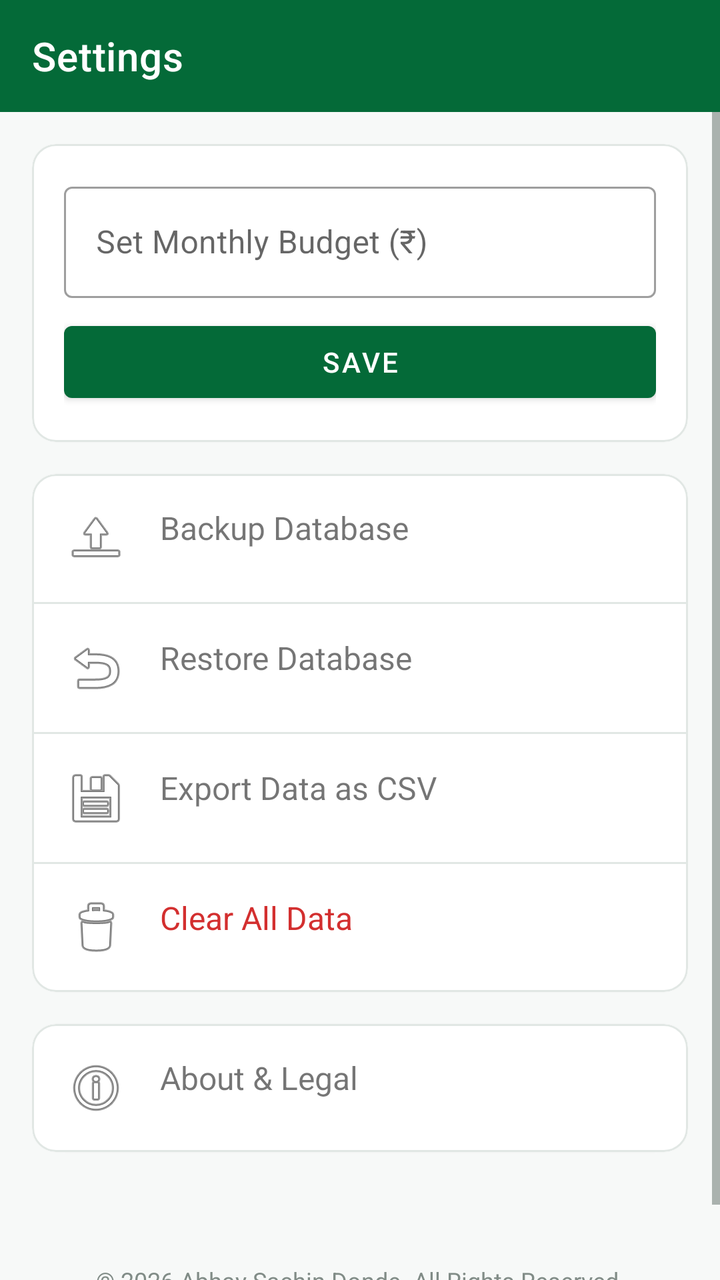
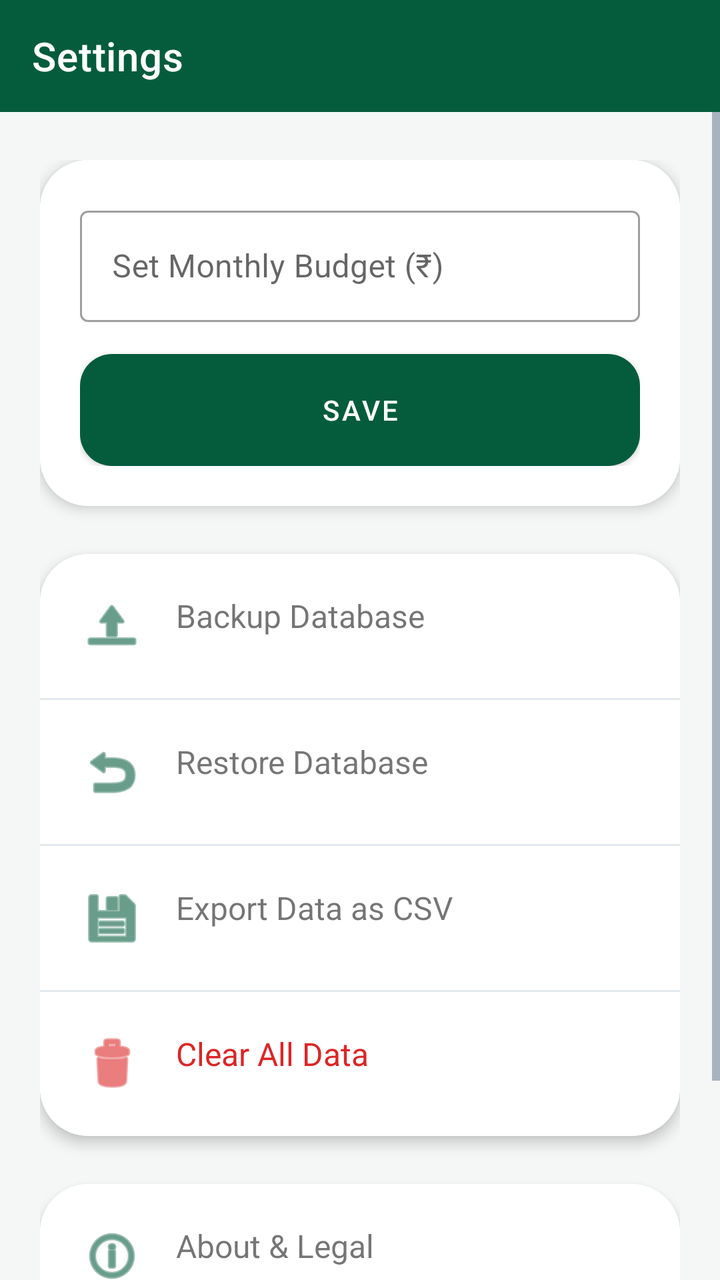

Compare the two renders of this Android layout. The source of the first and the diff that turns it into the second are given below.
<!-- AndroidManifest.xml: application theme Theme.DailyHisaab -->
<!-- res/layout/activity_settings.xml -->
<?xml version="1.0" encoding="utf-8"?>
<androidx.constraintlayout.widget.ConstraintLayout
    xmlns:android="http://schemas.android.com/apk/res/android"
    xmlns:app="http://schemas.android.com/apk/res-auto"
    android:layout_width="match_parent"
    android:layout_height="match_parent"
    android:background="?android:attr/colorBackground">

    <com.google.android.material.appbar.AppBarLayout
        android:id="@+id/appBarLayout"
        android:layout_width="match_parent"
        android:layout_height="wrap_content"
        app:layout_constraintTop_toTopOf="parent">
        <androidx.appcompat.widget.Toolbar
            android:id="@+id/toolbar"
            android:layout_width="match_parent"
            android:layout_height="?attr/actionBarSize"
            android:background="?attr/colorPrimary"
            app:title="@string/settings_title"
            app:titleTextColor="?attr/colorOnPrimary" />
    </com.google.android.material.appbar.AppBarLayout>

    <ScrollView
        android:layout_width="match_parent"
        android:layout_height="0dp"
        app:layout_constraintTop_toBottomOf="@id/appBarLayout"
        app:layout_constraintBottom_toBottomOf="parent">

        <LinearLayout
            android:layout_width="match_parent"
            android:layout_height="wrap_content"
            android:orientation="vertical"
            android:padding="@dimen/activity_margin">

            <com.google.android.material.card.MaterialCardView
                android:layout_width="match_parent"
                android:layout_height="wrap_content"
                android:layout_marginBottom="16dp"
                app:cardCornerRadius="12dp"
                app:cardElevation="1dp"
                app:strokeWidth="1dp"
                app:strokeColor="@color/divider">
                <LinearLayout
                    android:layout_width="match_parent"
                    android:layout_height="wrap_content"
                    android:orientation="vertical"
                    android:padding="16dp"
                    android:background="?attr/colorSurface">

                    <com.google.android.material.textfield.TextInputLayout
                        android:layout_width="match_parent"
                        android:layout_height="wrap_content"
                        android:hint="@string/set_monthly_budget"
                        style="@style/Widget.MaterialComponents.TextInputLayout.OutlinedBox">
                        <com.google.android.material.textfield.TextInputEditText
                            android:id="@+id/etMonthlyBudget"
                            android:layout_width="match_parent"
                            android:layout_height="wrap_content"
                            android:inputType="numberDecimal"
                            android:maxLines="1" />
                    </com.google.android.material.textfield.TextInputLayout>

                    <com.google.android.material.button.MaterialButton
                        android:id="@+id/btnSaveBudget"
                        android:layout_width="match_parent"
                        android:layout_height="wrap_content"
                        android:layout_marginTop="8dp"
                        android:text="@string/save" />
                </LinearLayout>
            </com.google.android.material.card.MaterialCardView>

            <com.google.android.material.card.MaterialCardView
                android:layout_width="match_parent"
                android:layout_height="wrap_content"
                android:layout_marginBottom="16dp"
                app:cardCornerRadius="12dp"
                app:cardElevation="1dp"
                app:strokeWidth="1dp"
                app:strokeColor="@color/divider">
                <LinearLayout
                    android:layout_width="match_parent"
                    android:layout_height="wrap_content"
                    android:orientation="vertical"
                    android:background="?attr/colorSurface">

                    <TextView
                        android:id="@+id/tvBackup"
                        android:layout_width="match_parent"
                        android:layout_height="wrap_content"
                        android:padding="16dp"
                        android:text="@string/backup_data"
                        android:textSize="16sp"
                        android:drawablePadding="16dp"
                        app:drawableStartCompat="@android:drawable/ic_menu_upload"
                        android:background="?attr/selectableItemBackground"
                        android:clickable="true"
                        android:focusable="true"/>

                    <View
                        android:layout_width="match_parent"
                        android:layout_height="1dp"
                        android:background="@color/divider" />

                    <TextView
                        android:id="@+id/tvRestore"
                        android:layout_width="match_parent"
                        android:layout_height="wrap_content"
                        android:padding="16dp"
                        android:text="@string/restore_data"
                        android:textSize="16sp"
                        android:drawablePadding="16dp"
                        app:drawableStartCompat="@android:drawable/ic_menu_revert"
                        android:background="?attr/selectableItemBackground"
                        android:clickable="true"
                        android:focusable="true"/>

                    <View
                        android:layout_width="match_parent"
                        android:layout_height="1dp"
                        android:background="@color/divider" />

                    <TextView
                        android:id="@+id/tvExport"
                        android:layout_width="match_parent"
                        android:layout_height="wrap_content"
                        android:padding="16dp"
                        android:text="@string/export_data"
                        android:textSize="16sp"
                        android:drawablePadding="16dp"
                        app:drawableStartCompat="@android:drawable/ic_menu_save"
                        android:background="?attr/selectableItemBackground"
                        android:clickable="true"
                        android:focusable="true"/>

                    <View
                        android:layout_width="match_parent"
                        android:layout_height="1dp"
                        android:background="@color/divider" />

                    <TextView
                        android:id="@+id/tvClearData"
                        android:layout_width="match_parent"
                        android:layout_height="wrap_content"
                        android:padding="16dp"
                        android:text="@string/clear_all_data"
                        android:textColor="@color/error"
                        android:textSize="16sp"
                        android:drawablePadding="16dp"
                        app:drawableStartCompat="@android:drawable/ic_menu_delete"
                        android:background="?attr/selectableItemBackground"
                        android:clickable="true"
                        android:focusable="true"/>
                </LinearLayout>
            </com.google.android.material.card.MaterialCardView>

            <com.google.android.material.card.MaterialCardView
                android:layout_width="match_parent"
                android:layout_height="wrap_content"
                android:layout_marginBottom="16dp"
                app:cardCornerRadius="12dp"
                app:cardElevation="1dp"
                app:strokeWidth="1dp"
                app:strokeColor="@color/divider">
                <LinearLayout
                    android:layout_width="match_parent"
                    android:layout_height="wrap_content"
                    android:orientation="vertical"
                    android:background="?attr/colorSurface">

                    <TextView
                        android:id="@+id/tvAboutLegal"
                        android:layout_width="match_parent"
                        android:layout_height="wrap_content"
                        android:padding="16dp"
                        android:text="@string/about_legal_title"
                        android:textSize="16sp"
                        android:drawablePadding="16dp"
                        app:drawableStartCompat="@android:drawable/ic_menu_info_details"
                        android:background="?attr/selectableItemBackground"
                        android:clickable="true"
                        android:focusable="true"/>
                </LinearLayout>
            </com.google.android.material.card.MaterialCardView>

            
            <include layout="@layout/layout_footer"
                android:layout_width="match_parent"
                android:layout_height="wrap_content"
                android:layout_marginTop="24dp"/>

        </LinearLayout>
    </ScrollView>
</androidx.constraintlayout.widget.ConstraintLayout>
<!-- res/layout/layout_footer.xml (included above) -->
<?xml version="1.0" encoding="utf-8"?>
<TextView xmlns:android="http://schemas.android.com/apk/res/android"
    android:layout_width="match_parent"
    android:layout_height="wrap_content"
    android:text="@string/footer_copyright"
    android:textSize="12sp"
    android:textColor="?android:attr/textColorSecondary"
    android:gravity="center"
    android:paddingTop="16dp"
    android:paddingBottom="16dp"
    android:alpha="0.8"/>
<!-- resources referenced by this layout -->
<resources>
  <color name="divider">#E1E7E4</color>
  <color name="error">#D32F2F</color>
  <dimen name="activity_margin">16dp</dimen>
  <string name="about_legal_title">About &amp; Legal</string>
  <string name="backup_data">Backup Database</string>
  <string name="clear_all_data">Clear All Data</string>
  <string name="export_data">Export Data as CSV</string>
  <string name="footer_copyright">© 2026 Abhay Sachin Donde. All Rights Reserved.</string>
  <string name="restore_data">Restore Database</string>
  <string name="save">Save</string>
  <string name="set_monthly_budget">Set Monthly Budget (₹)</string>
  <string name="settings_title">Settings</string>
  <style name="Theme.DailyHisaab" parent="Theme.MaterialComponents.DayNight.NoActionBar">
          
          <item name="colorPrimary">@color/primary</item>
          <item name="colorPrimaryVariant">@color/primaryVariant</item>
          <item name="colorOnPrimary">@color/onPrimary</item>
          
          <item name="colorSecondary">@color/secondary</item>
          <item name="colorSecondaryVariant">@color/secondaryVariant</item>
          <item name="colorOnSecondary">@color/onPrimary</item>
          
          <item name="android:statusBarColor">@color/primaryVariant</item>
  
          
          <item name="android:colorBackground">@color/background</item>
          <item name="colorSurface">@color/surface</item>
          <item name="colorError">@color/error</item>
  
          
          <item name="android:textColorPrimary">@color/textPrimary</item>
          <item name="android:textColorSecondary">@color/textSecondary</item>
      </style>
  <color name="primary">#046A38</color>
  <color name="primaryVariant">#034C28</color>
  <color name="onPrimary">#FFFFFF</color>
  <color name="secondary">#0F9D58</color>
  <color name="secondaryVariant">#0B8043</color>
  <color name="background">#F7F9F8</color>
  <color name="surface">#FFFFFF</color>
  <color name="textPrimary">#1A1E1C</color>
  <color name="textSecondary">#63706A</color>
</resources>

<!-- the commit's change to res/layout/activity_settings.xml (unified diff, before → after) -->
@@ -10,6 +10,7 @@
         android:id="@+id/appBarLayout"
         android:layout_width="match_parent"
         android:layout_height="wrap_content"
+        app:elevation="0dp"
         app:layout_constraintTop_toTopOf="parent">
         <androidx.appcompat.widget.Toolbar
             android:id="@+id/toolbar"
@@ -30,21 +31,19 @@
             android:layout_width="match_parent"
             android:layout_height="wrap_content"
             android:orientation="vertical"
-            android:padding="@dimen/activity_margin">
+            android:paddingHorizontal="@dimen/activity_margin"
+            android:paddingTop="24dp">
 
             <com.google.android.material.card.MaterialCardView
                 android:layout_width="match_parent"
                 android:layout_height="wrap_content"
-                android:layout_marginBottom="16dp"
-                app:cardCornerRadius="12dp"
-                app:cardElevation="1dp"
-                app:strokeWidth="1dp"
-                app:strokeColor="@color/divider">
+                android:layout_marginBottom="24dp"
+                style="@style/Widget.DailyHisaab.Card">
                 <LinearLayout
                     android:layout_width="match_parent"
                     android:layout_height="wrap_content"
                     android:orientation="vertical"
-                    android:padding="16dp"
+                    android:padding="20dp"
                     android:background="?attr/colorSurface">
 
                     <com.google.android.material.textfield.TextInputLayout
@@ -64,19 +63,17 @@
                         android:id="@+id/btnSaveBudget"
                         android:layout_width="match_parent"
                         android:layout_height="wrap_content"
-                        android:layout_marginTop="8dp"
-                        android:text="@string/save" />
+                        android:layout_marginTop="16dp"
+                        android:text="@string/save"
+                        style="@style/Widget.DailyHisaab.Button"/>
                 </LinearLayout>
             </com.google.android.material.card.MaterialCardView>
 
             <com.google.android.material.card.MaterialCardView
                 android:layout_width="match_parent"
                 android:layout_height="wrap_content"
-                android:layout_marginBottom="16dp"
-                app:cardCornerRadius="12dp"
-                app:cardElevation="1dp"
-                app:strokeWidth="1dp"
-                app:strokeColor="@color/divider">
+                android:layout_marginBottom="24dp"
+                style="@style/Widget.DailyHisaab.Card">
                 <LinearLayout
                     android:layout_width="match_parent"
                     android:layout_height="wrap_content"
@@ -87,11 +84,12 @@
                         android:id="@+id/tvBackup"
                         android:layout_width="match_parent"
                         android:layout_height="wrap_content"
-                        android:padding="16dp"
+                        android:padding="20dp"
                         android:text="@string/backup_data"
                         android:textSize="16sp"
                         android:drawablePadding="16dp"
                         app:drawableStartCompat="@android:drawable/ic_menu_upload"
+                        app:drawableTint="?attr/colorPrimary"
                         android:background="?attr/selectableItemBackground"
                         android:clickable="true"
                         android:focusable="true"/>
@@ -105,11 +103,12 @@
                         android:id="@+id/tvRestore"
                         android:layout_width="match_parent"
                         android:layout_height="wrap_content"
-                        android:padding="16dp"
+                        android:padding="20dp"
                         android:text="@string/restore_data"
                         android:textSize="16sp"
                         android:drawablePadding="16dp"
                         app:drawableStartCompat="@android:drawable/ic_menu_revert"
+                        app:drawableTint="?attr/colorPrimary"
                         android:background="?attr/selectableItemBackground"
                         android:clickable="true"
                         android:focusable="true"/>
@@ -123,11 +122,12 @@
                         android:id="@+id/tvExport"
                         android:layout_width="match_parent"
                         android:layout_height="wrap_content"
-                        android:padding="16dp"
+                        android:padding="20dp"
                         android:text="@string/export_data"
                         android:textSize="16sp"
                         android:drawablePadding="16dp"
                         app:drawableStartCompat="@android:drawable/ic_menu_save"
+                        app:drawableTint="?attr/colorPrimary"
                         android:background="?attr/selectableItemBackground"
                         android:clickable="true"
                         android:focusable="true"/>
@@ -141,12 +141,13 @@
                         android:id="@+id/tvClearData"
                         android:layout_width="match_parent"
                         android:layout_height="wrap_content"
-                        android:padding="16dp"
+                        android:padding="20dp"
                         android:text="@string/clear_all_data"
                         android:textColor="@color/error"
                         android:textSize="16sp"
                         android:drawablePadding="16dp"
                         app:drawableStartCompat="@android:drawable/ic_menu_delete"
+                        app:drawableTint="@color/error"
                         android:background="?attr/selectableItemBackground"
                         android:clickable="true"
                         android:focusable="true"/>
@@ -156,11 +157,8 @@
             <com.google.android.material.card.MaterialCardView
                 android:layout_width="match_parent"
                 android:layout_height="wrap_content"
-                android:layout_marginBottom="16dp"
-                app:cardCornerRadius="12dp"
-                app:cardElevation="1dp"
-                app:strokeWidth="1dp"
-                app:strokeColor="@color/divider">
+                android:layout_marginBottom="24dp"
+                style="@style/Widget.DailyHisaab.Card">
                 <LinearLayout
                     android:layout_width="match_parent"
                     android:layout_height="wrap_content"
@@ -171,11 +169,12 @@
                         android:id="@+id/tvAboutLegal"
                         android:layout_width="match_parent"
                         android:layout_height="wrap_content"
-                        android:padding="16dp"
+                        android:padding="20dp"
                         android:text="@string/about_legal_title"
                         android:textSize="16sp"
                         android:drawablePadding="16dp"
                         app:drawableStartCompat="@android:drawable/ic_menu_info_details"
+                        app:drawableTint="?attr/colorPrimary"
                         android:background="?attr/selectableItemBackground"
                         android:clickable="true"
                         android:focusable="true"/>
<!-- resource entries referenced after the edit -->
@@ -1,8 +1,8 @@
 <!-- resources referenced by this layout -->
 <resources>
-  <color name="divider">#E1E7E4</color>
-  <color name="error">#D32F2F</color>
-  <dimen name="activity_margin">16dp</dimen>
+  <color name="divider">#E2E8F0</color>
+  <color name="error">#DC2626</color>
+  <dimen name="activity_margin">20dp</dimen>
   <string name="about_legal_title">About &amp; Legal</string>
   <string name="backup_data">Backup Database</string>
   <string name="clear_all_data">Clear All Data</string>
@@ -12,6 +12,17 @@
   <string name="save">Save</string>
   <string name="set_monthly_budget">Set Monthly Budget (₹)</string>
   <string name="settings_title">Settings</string>
+  <style name="Widget.DailyHisaab.Button" parent="Widget.MaterialComponents.Button">
+          <item name="cornerRadius">16dp</item>
+          <item name="android:minHeight">56dp</item>
+          <item name="android:insetTop">0dp</item>
+          <item name="android:insetBottom">0dp</item>
+      </style>
+  <style name="Widget.DailyHisaab.Card" parent="Widget.MaterialComponents.CardView">
+          <item name="cardCornerRadius">24dp</item>
+          <item name="cardElevation">4dp</item>
+          <item name="strokeWidth">0dp</item>
+      </style>
   <style name="Theme.DailyHisaab" parent="Theme.MaterialComponents.DayNight.NoActionBar">
           
           <item name="colorPrimary">@color/primary</item>
@@ -22,7 +33,7 @@
           <item name="colorSecondaryVariant">@color/secondaryVariant</item>
           <item name="colorOnSecondary">@color/onPrimary</item>
           
-          <item name="android:statusBarColor">@color/primaryVariant</item>
+          <item name="android:statusBarColor">@color/primary</item>
   
           
           <item name="android:colorBackground">@color/background</item>
@@ -32,15 +43,27 @@
           
           <item name="android:textColorPrimary">@color/textPrimary</item>
           <item name="android:textColorSecondary">@color/textSecondary</item>
+  
+          
+          <item name="bottomNavigationStyle">@style/Widget.DailyHisaab.BottomNavigationView</item>
       </style>
-  <color name="primary">#046A38</color>
-  <color name="primaryVariant">#034C28</color>
+  <color name="primary">#055C3D</color>
+  <color name="primaryVariant">#033D28</color>
   <color name="onPrimary">#FFFFFF</color>
-  <color name="secondary">#0F9D58</color>
-  <color name="secondaryVariant">#0B8043</color>
-  <color name="background">#F7F9F8</color>
+  <color name="secondary">#D4AF37</color>
+  <color name="secondaryVariant">#B5952F</color>
+  <color name="background">#F4F7F6</color>
   <color name="surface">#FFFFFF</color>
-  <color name="textPrimary">#1A1E1C</color>
-  <color name="textSecondary">#63706A</color>
+  <color name="textPrimary">#1E293B</color>
+  <color name="textSecondary">#64748B</color>
+  <style name="Widget.DailyHisaab.BottomNavigationView" parent="Widget.MaterialComponents.BottomNavigationView">
+          <item name="materialThemeOverlay">@style/ThemeOverlay.DailyHisaab.BottomNavigation</item>
+          <item name="itemIconTint">@color/nav_item_color</item>
+          <item name="itemTextColor">@color/nav_item_color</item>
+          <item name="itemIconSize">24dp</item>
+      </style>
+  <style name="ThemeOverlay.DailyHisaab.BottomNavigation" parent="">
+          <item name="colorSurface">@color/surface</item>
+      </style>
 </resources>
 
